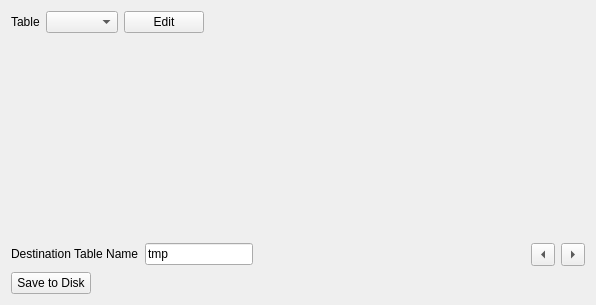
hitranonline/hapiest, file layouts/edit_widget.ui: the form before one commit.
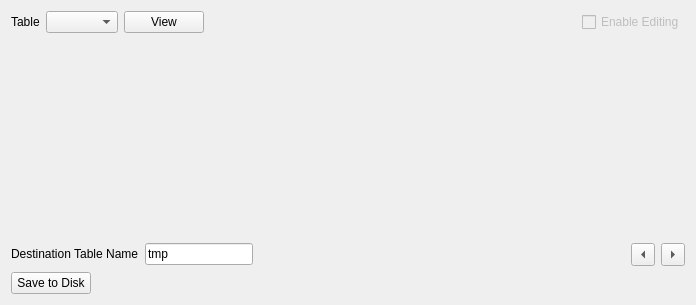
The form after the commit.

Commit message: Close to fixing edit functionality...

```diff
--- a/layouts/edit_widget.ui
+++ b/layouts/edit_widget.ui
@@ -6,7 +6,7 @@
    <rect>
     <x>0</x>
     <y>0</y>
-    <width>596</width>
+    <width>696</width>
     <height>305</height>
    </rect>
   </property>
@@ -65,7 +65,7 @@
           </font>
          </property>
          <property name="text">
-          <string>Edit</string>
+          <string>View</string>
          </property>
         </widget>
        </item>
@@ -82,6 +82,16 @@
          </property>
         </spacer>
        </item>
+       <item>
+        <widget class="QCheckBox" name="editing_enabled">
+         <property name="enabled">
+          <bool>false</bool>
+         </property>
+         <property name="text">
+          <string>Enable Editing</string>
+         </property>
+        </widget>
+       </item>
       </layout>
      </item>
      <item>
```
Left out of the diff: 2 changed lines with no effect on the pictures. The commit also changes 8 other files.
